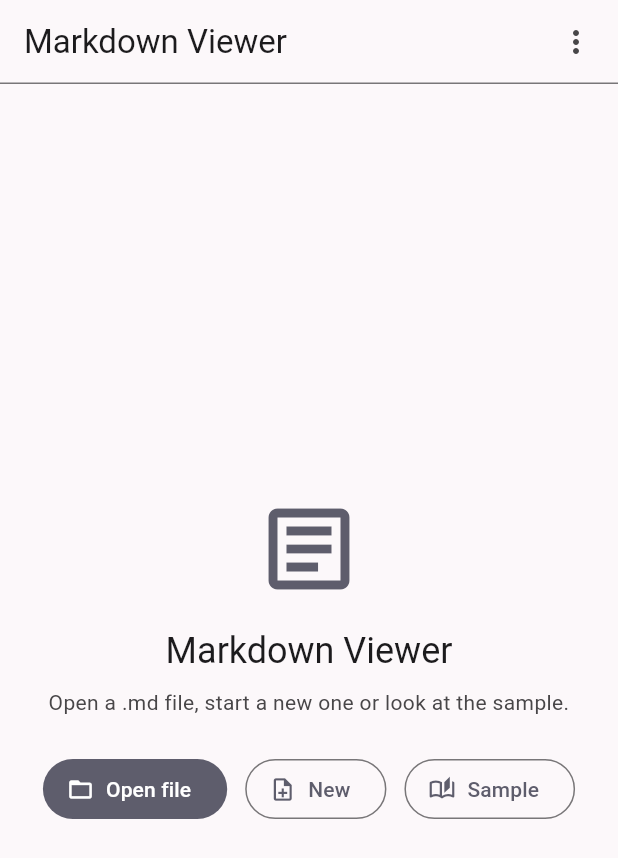
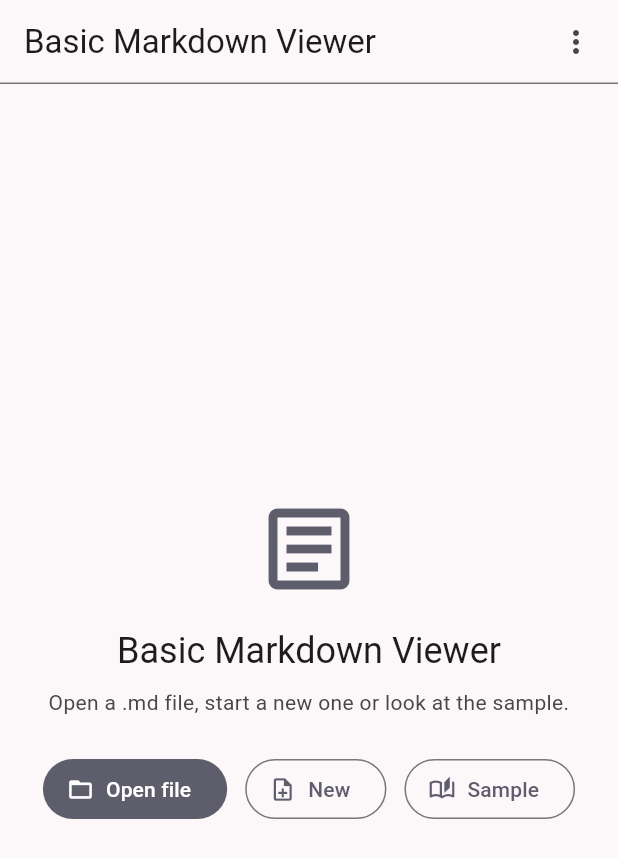
Before and after one commit to nicolasasauer/markdown-viewer, a Flutter app: the screen it shows after launch, on a phone screen of 412 x 824 dp. Shown: the top 858 px of the screen. Run offline on Flutter 3.47's test engine with Material 3 defaults, Android fonts, the phone set to English and light mode, and no system bars; our stand-ins replace flutter_markdown_plus; missing offline and left inert: markdown.

Commit message:
Prepare for Google Play as "Basic Markdown Viewer"
Rename the app, add an About dialog (version, source code link,
open-source licenses), a privacy policy and the store listing texts.

Co-Authored-By: Claude Opus 5.5 <noreply@anthropic.com>
Claude-Session: https://claude.ai/code/session_01DVRW8jeJJGMWgqfKgk2dq6

```diff
--- a/lib/main.dart
+++ b/lib/main.dart
@@ -1,5 +1,6 @@
 import 'package:flutter/material.dart';
 
+import 'src/about.dart';
 import 'src/viewer_page.dart';
 
 void main() => runApp(const MarkdownViewerApp());
@@ -26,7 +27,7 @@ class _MarkdownViewerAppState extends State<MarkdownViewerApp> {
   @override
   Widget build(BuildContext context) {
     return MaterialApp(
-      title: 'Markdown Viewer',
+      title: appName,
       debugShowCheckedModeBanner: false,
       theme: _theme(Brightness.light),
       darkTheme: _theme(Brightness.dark),
--- a/lib/src/viewer_page.dart
+++ b/lib/src/viewer_page.dart
@@ -3,6 +3,7 @@ import 'dart:async';
 import 'package:flutter/material.dart';
 import 'package:flutter/services.dart';
 
+import 'about.dart';
 import 'file_bridge.dart';
 import 'markdown_editor.dart';
 import 'markdown_preview.dart';
@@ -298,7 +299,7 @@ class _ViewerPageState extends State<ViewerPage> {
           ],
           Flexible(
             child: Text(
-              _hasDocument ? _fileName : 'Markdown Viewer',
+              _hasDocument ? _fileName : appName,
               overflow: TextOverflow.ellipsis,
             ),
           ),
@@ -447,6 +448,14 @@ class _ViewerPageState extends State<ViewerPage> {
           ),
         ),
       ],
+      const PopupMenuDivider(),
+      PopupMenuItem(
+        value: () => showAboutAppDialog(context, onOpenUrl: _openLink),
+        child: const ListTile(
+          leading: Icon(Icons.info_outline),
+          title: Text('About'),
+        ),
+      ),
     ];
     return PopupMenuButton<VoidCallback>(
       tooltip: 'More',
@@ -500,7 +509,7 @@ class _ViewerPageState extends State<ViewerPage> {
               color: theme.colorScheme.primary,
             ),
             const SizedBox(height: 16),
-            Text('Markdown Viewer', style: theme.textTheme.headlineSmall),
+            Text(appName, style: theme.textTheme.headlineSmall),
             const SizedBox(height: 8),
             Text(
               'Open a .md file, start a new one or look at the sample.',
--- a/pubspec.yaml
+++ b/pubspec.yaml
@@ -19,3 +19,5 @@ dev_dependencies:
 
 flutter:
   uses-material-design: true
+  assets:
+    - assets/icon.png
```
Also changed, not shown: lib/src/about.dart (added, +72 -0 lines), assets/icon.png (added), 5 other files.
